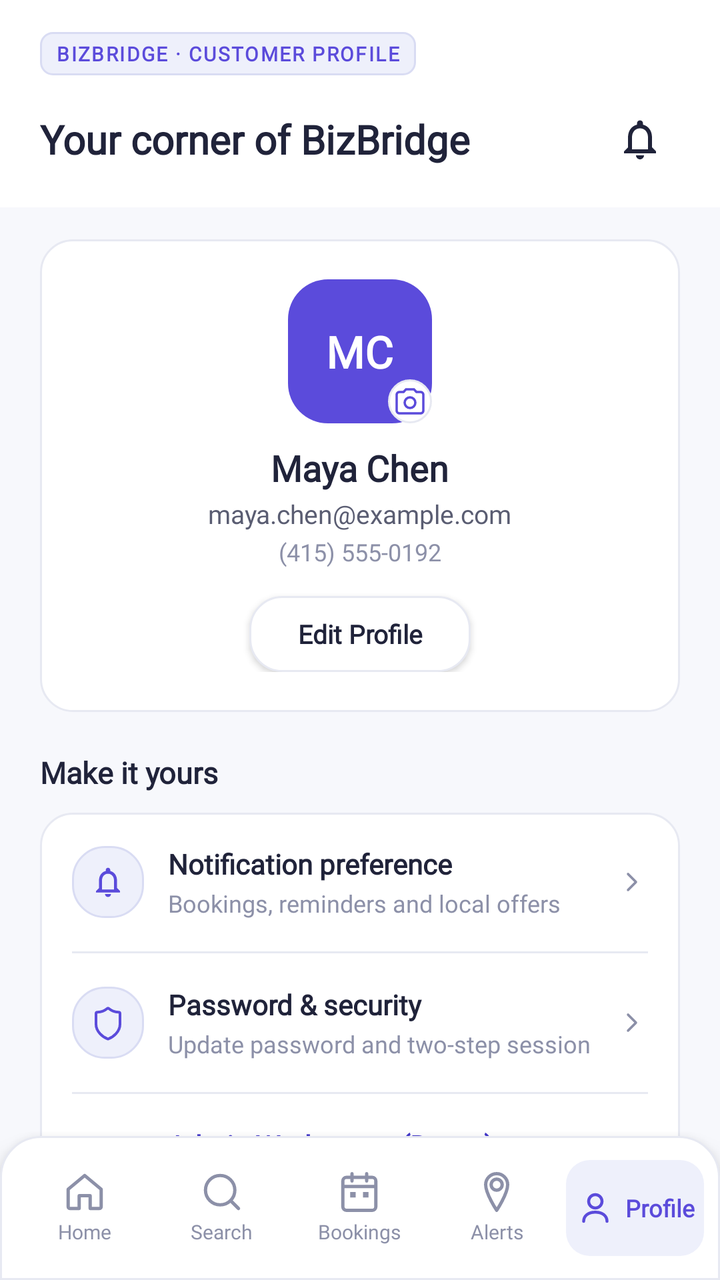
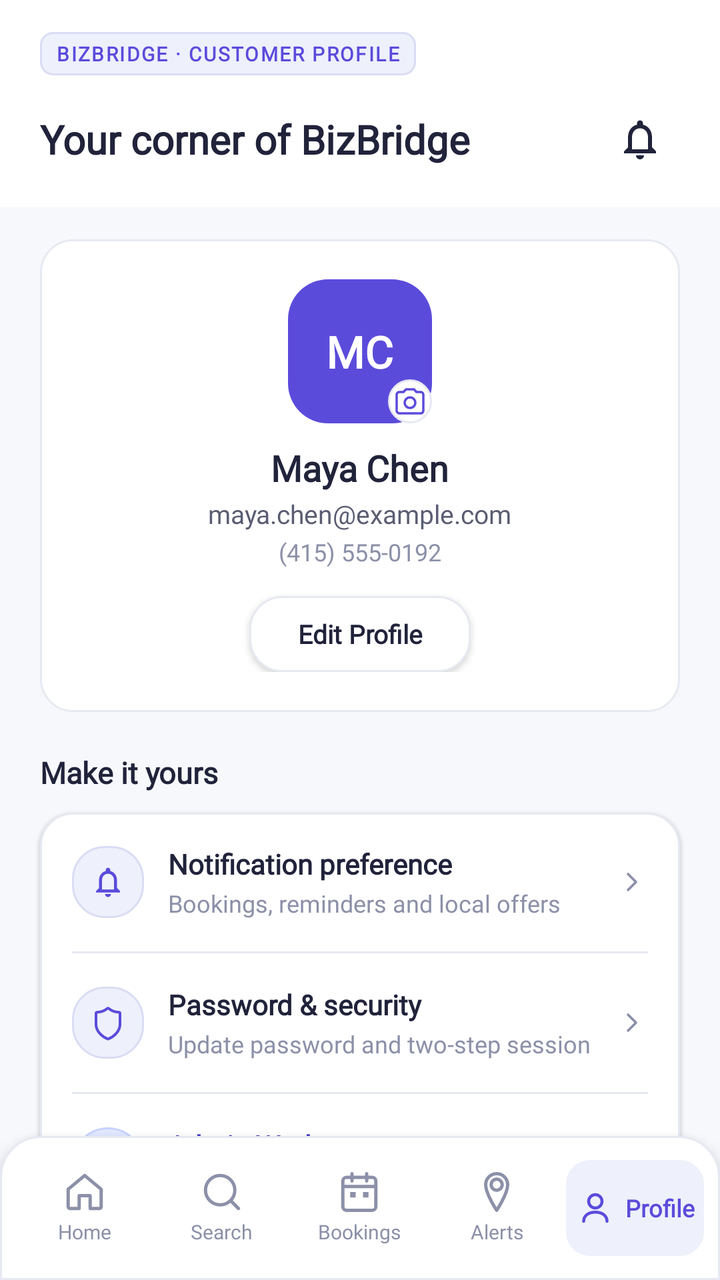

An Android layout rendered at two revisions. The XML below is the earlier revision; the diff shows what the commit changed to produce the second picture.
<!-- AndroidManifest.xml: application theme Theme.BizBridgeApp -->
<!-- res/layout/fragment_customer_profile.xml -->
<?xml version="1.0" encoding="utf-8"?>
<androidx.coordinatorlayout.widget.CoordinatorLayout
    xmlns:android="http://schemas.android.com/apk/res/android"
    xmlns:app="http://schemas.android.com/apk/res-auto"
    android:layout_width="match_parent"
    android:layout_height="match_parent"
    android:background="@color/background">

    
    <androidx.core.widget.NestedScrollView
        android:layout_width="match_parent"
        android:layout_height="match_parent"
        android:clipToPadding="false"
        android:overScrollMode="never"
        android:paddingBottom="96dp">

        <LinearLayout
            android:layout_width="match_parent"
            android:layout_height="wrap_content"
            android:orientation="vertical">

        
        <ProgressBar
            android:id="@+id/profile_progress"
            style="@android:style/Widget.DeviceDefault.Light.ProgressBar.Large"
            android:layout_width="wrap_content"
            android:layout_height="wrap_content"
            android:layout_gravity="center"
            android:visibility="gone" />

            
            <LinearLayout
                android:layout_width="match_parent"
                android:layout_height="wrap_content"
                android:background="@color/surface_white"
                android:orientation="vertical"
                android:paddingStart="20dp"
                android:paddingEnd="20dp"
                android:paddingTop="16dp"
                android:paddingBottom="14dp">

                <TextView
                    android:layout_width="wrap_content"
                    android:layout_height="wrap_content"
                    android:background="@drawable/bg_subheader_tag"
                    android:paddingStart="8dp"
                    android:paddingEnd="8dp"
                    android:paddingTop="4dp"
                    android:paddingBottom="4dp"
                    android:text="BIZBRIDGE · CUSTOMER PROFILE"
                    android:textAppearance="@style/TextAppearance.BizBridge.SubheaderTag"
                    android:textSize="10sp" />

                <RelativeLayout
                    android:layout_width="match_parent"
                    android:layout_height="wrap_content"
                    android:layout_marginTop="12dp">

                    <TextView
                        android:layout_width="wrap_content"
                        android:layout_height="wrap_content"
                        android:layout_alignParentStart="true"
                        android:layout_centerVertical="true"
                        android:fontFamily="@font/inter_variable"
                        android:text="Your corner of BizBridge"
                        android:textColor="@color/text_primary"
                        android:textSize="20sp"
                        android:textStyle="bold" />

                    <ImageView
                        android:id="@+id/btn_bell"
                        android:layout_width="40dp"
                        android:layout_height="40dp"
                        android:layout_alignParentEnd="true"
                        android:layout_centerVertical="true"
                        android:background="?attr/selectableItemBackgroundBorderless"
                        android:padding="8dp"
                        android:src="@drawable/ic_bell"
                        app:tint="@color/text_primary" />

                </RelativeLayout>

            </LinearLayout>

            
            <LinearLayout
                android:layout_width="match_parent"
                android:layout_height="wrap_content"
                android:layout_marginStart="20dp"
                android:layout_marginEnd="20dp"
                android:layout_marginTop="16dp"
                android:background="@drawable/bg_card_white"
                android:elevation="1dp"
                android:gravity="center_horizontal"
                android:orientation="vertical"
                android:padding="20dp">

                
                <FrameLayout
                    android:id="@+id/btn_edit_avatar"
                    android:layout_width="72dp"
                    android:layout_height="72dp"
                    android:background="@drawable/bg_score_badge"
                    android:clickable="true"
                    android:focusable="true">

                    <ImageView
                        android:id="@+id/iv_profile_photo"
                        android:layout_width="match_parent"
                        android:layout_height="match_parent"
                        android:scaleType="centerCrop"
                        android:visibility="gone" />

                    <TextView
                        android:id="@+id/tv_avatar_initials"
                        android:layout_width="wrap_content"
                        android:layout_height="wrap_content"
                        android:layout_gravity="center"
                        android:fontFamily="@font/inter_variable"
                        android:text="MC"
                        android:textColor="@color/white"
                        android:textSize="22sp"
                        android:textStyle="bold" />

                    <ImageView
                        android:layout_width="22dp"
                        android:layout_height="22dp"
                        android:layout_gravity="bottom|end"
                        android:background="@drawable/bg_circle_white"
                        android:padding="3dp"
                        android:src="@drawable/ic_camera"
                        app:tint="@color/primary" />
                </FrameLayout>

                <TextView
                    android:layout_width="wrap_content"
                    android:layout_height="wrap_content"
                    android:layout_marginTop="10dp"
                    android:fontFamily="@font/inter_variable"
                    android:id="@+id/tv_profile_name"
                    android:text="Maya Chen"
                    android:textColor="@color/text_primary"
                    android:textSize="18sp"
                    android:textStyle="bold" />

                <TextView
                    android:layout_width="wrap_content"
                    android:layout_height="wrap_content"
                    android:layout_marginTop="2dp"
                    android:fontFamily="@font/inter_variable"
                    android:id="@+id/tv_profile_email"
                    android:text="maya.chen@example.com"
                    android:textColor="@color/text_secondary"
                    android:textSize="13sp" />

                <TextView
                    android:layout_width="wrap_content"
                    android:layout_height="wrap_content"
                    android:layout_marginTop="2dp"
                    android:fontFamily="@font/inter_variable"
                    android:id="@+id/tv_profile_phone"
                    android:text="(415) 555-0192"
                    android:textColor="@color/text_muted"
                    android:textSize="12sp" />

                
                <androidx.appcompat.widget.AppCompatButton
                    android:id="@+id/btn_edit_profile"
                    android:layout_width="wrap_content"
                    android:layout_height="38dp"
                    android:layout_marginTop="14dp"
                    android:background="@drawable/bg_chip_default"
                    android:fontFamily="@font/inter_variable"
                    android:paddingStart="24dp"
                    android:paddingEnd="24dp"
                    android:text="Edit Profile"
                    android:textAllCaps="false"
                    android:textColor="@color/text_primary"
                    android:textSize="13sp"
                    android:textStyle="bold" />

            </LinearLayout>

            
            <TextView
                android:layout_width="match_parent"
                android:layout_height="wrap_content"
                android:layout_marginStart="20dp"
                android:layout_marginEnd="20dp"
                android:layout_marginTop="20dp"
                android:fontFamily="@font/inter_variable"
                android:text="Make it yours"
                android:textColor="@color/text_primary"
                android:textSize="15sp"
                android:textStyle="bold" />

            
            <LinearLayout
                android:layout_width="match_parent"
                android:layout_height="wrap_content"
                android:layout_marginStart="20dp"
                android:layout_marginEnd="20dp"
                android:layout_marginTop="10dp"
                android:background="@drawable/bg_card_white"
                android:elevation="1dp"
                android:orientation="vertical">

                
                <LinearLayout
                    android:id="@+id/row_notifications_pref"
                    android:layout_width="match_parent"
                    android:layout_height="wrap_content"
                    android:clickable="true"
                    android:focusable="true"
                    android:gravity="center_vertical"
                    android:orientation="horizontal"
                    android:padding="16dp">

                    <FrameLayout
                        android:layout_width="36dp"
                        android:layout_height="36dp"
                        android:background="@drawable/bg_card_lavender">

                        <ImageView
                            android:layout_width="18dp"
                            android:layout_height="18dp"
                            android:layout_gravity="center"
                            android:src="@drawable/ic_bell"
                            app:tint="@color/primary" />
                    </FrameLayout>

                    <LinearLayout
                        android:layout_width="0dp"
                        android:layout_height="wrap_content"
                        android:layout_marginStart="12dp"
                        android:layout_weight="1"
                        android:orientation="vertical">

                        <TextView
                            android:layout_width="wrap_content"
                            android:layout_height="wrap_content"
                            android:fontFamily="@font/inter_variable"
                            android:text="Notification preference"
                            android:textColor="@color/text_primary"
                            android:textSize="14sp"
                            android:textStyle="bold" />

                        <TextView
                            android:layout_width="wrap_content"
                            android:layout_height="wrap_content"
                            android:layout_marginTop="2dp"
                            android:fontFamily="@font/inter_variable"
                            android:text="Bookings, reminders and local offers"
                            android:textColor="@color/text_muted"
                            android:textSize="12sp" />
                    </LinearLayout>

                    <ImageView
                        android:layout_width="16dp"
                        android:layout_height="16dp"
                        android:src="@drawable/ic_chevron_right"
                        app:tint="@color/text_muted" />
                </LinearLayout>

                <View
                    android:layout_width="match_parent"
                    android:layout_height="1dp"
                    android:layout_marginStart="16dp"
                    android:layout_marginEnd="16dp"
                    android:background="@color/border_subtle" />

                
                <LinearLayout
                    android:id="@+id/row_password_security"
                    android:layout_width="match_parent"
                    android:layout_height="wrap_content"
                    android:clickable="true"
                    android:focusable="true"
                    android:gravity="center_vertical"
                    android:orientation="horizontal"
                    android:padding="16dp">

                    <FrameLayout
                        android:layout_width="36dp"
                        android:layout_height="36dp"
                        android:background="@drawable/bg_card_lavender">

                        <ImageView
                            android:layout_width="18dp"
                            android:layout_height="18dp"
                            android:layout_gravity="center"
                            android:src="@drawable/ic_lock"
                            app:tint="@color/primary" />
                    </FrameLayout>

                    <LinearLayout
                        android:layout_width="0dp"
                        android:layout_height="wrap_content"
                        android:layout_marginStart="12dp"
                        android:layout_weight="1"
                        android:orientation="vertical">

                        <TextView
                            android:layout_width="wrap_content"
                            android:layout_height="wrap_content"
                            android:fontFamily="@font/inter_variable"
                            android:text="Password &amp; security"
                            android:textColor="@color/text_primary"
                            android:textSize="14sp"
                            android:textStyle="bold" />

                        <TextView
                            android:layout_width="wrap_content"
                            android:layout_height="wrap_content"
                            android:layout_marginTop="2dp"
                            android:fontFamily="@font/inter_variable"
                            android:text="Update password and two-step session"
                            android:textColor="@color/text_muted"
                            android:textSize="12sp" />
                    </LinearLayout>

                    <ImageView
                        android:layout_width="16dp"
                        android:layout_height="16dp"
                        android:src="@drawable/ic_chevron_right"
                        app:tint="@color/text_muted" />
                </LinearLayout>

                <View
                    android:layout_width="match_parent"
                    android:layout_height="1dp"
                    android:layout_marginStart="16dp"
                    android:layout_marginEnd="16dp"
                    android:background="@color/border_subtle" />

                
                <LinearLayout
                    android:id="@+id/row_admin_workspace"
                    android:layout_width="match_parent"
                    android:layout_height="wrap_content"
                    android:background="?attr/selectableItemBackground"
                    android:clickable="true"
                    android:focusable="true"
                    android:gravity="center_vertical"
                    android:orientation="horizontal"
                    android:padding="16dp">

                    <FrameLayout
                        android:layout_width="36dp"
                        android:layout_height="36dp"
                        android:background="@drawable/bg_admin_demo_pill">

                        <ImageView
                            android:layout_width="18dp"
                            android:layout_height="18dp"
                            android:layout_gravity="center"
                            android:src="@drawable/ic_shield_check"
                            app:tint="@color/admin_primary" />
                    </FrameLayout>

                    <LinearLayout
                        android:layout_width="0dp"
                        android:layout_height="wrap_content"
                        android:layout_marginStart="12dp"
                        android:layout_weight="1"
                        android:orientation="vertical">

                        <TextView
                            android:layout_width="wrap_content"
                            android:layout_height="wrap_content"
                            android:fontFamily="@font/inter_variable"
                            android:text="Admin Workspace (Demo)"
                            android:textColor="@color/admin_primary"
                            android:textSize="14sp"
                            android:textStyle="bold" />

                        <TextView
                            android:layout_width="wrap_content"
                            android:layout_height="wrap_content"
                            android:layout_marginTop="2dp"
                            android:fontFamily="@font/inter_variable"
                            android:text="Switch to Alex Morgan administration portal"
                            android:textColor="@color/text_muted"
                            android:textSize="12sp" />
                    </LinearLayout>

                    <ImageView
                        android:layout_width="16dp"
                        android:layout_height="16dp"
                        android:src="@drawable/ic_chevron_right"
                        app:tint="@color/admin_primary" />
                </LinearLayout>

                <View
                    android:layout_width="match_parent"
                    android:layout_height="1dp"
                    android:layout_marginStart="16dp"
                    android:layout_marginEnd="16dp"
                    android:background="@color/border_subtle" />

                
                <LinearLayout
                    android:id="@+id/row_privacy_policy"
                    android:layout_width="match_parent"
                    android:layout_height="wrap_content"
                    android:clickable="true"
                    android:focusable="true"
                    android:gravity="center_vertical"
                    android:orientation="horizontal"
                    android:padding="16dp">

                    <FrameLayout
                        android:layout_width="36dp"
                        android:layout_height="36dp"
                        android:background="@drawable/bg_card_lavender">

                        <ImageView
                            android:layout_width="18dp"
                            android:layout_height="18dp"
                            android:layout_gravity="center"
                            android:src="@drawable/ic_shield"
                            app:tint="@color/primary" />
                    </FrameLayout>

                    <TextView
                        android:layout_width="0dp"
                        android:layout_height="wrap_content"
                        android:layout_marginStart="12dp"
                        android:layout_weight="1"
                        android:fontFamily="@font/inter_variable"
                        android:text="Privacy Policy"
                        android:textColor="@color/text_primary"
                        android:textSize="14sp"
                        android:textStyle="bold" />

                    <ImageView
                        android:layout_width="16dp"
                        android:layout_height="16dp"
                        android:src="@drawable/ic_chevron_right"
                        app:tint="@color/text_muted" />
                </LinearLayout>

                <View
                    android:layout_width="match_parent"
                    android:layout_height="1dp"
                    android:layout_marginStart="16dp"
                    android:layout_marginEnd="16dp"
                    android:background="@color/border_subtle" />

                
                <LinearLayout
                    android:id="@+id/row_terms_service"
                    android:layout_width="match_parent"
                    android:layout_height="wrap_content"
                    android:clickable="true"
                    android:focusable="true"
                    android:gravity="center_vertical"
                    android:orientation="horizontal"
                    android:padding="16dp">

                    <FrameLayout
                        android:layout_width="36dp"
                        android:layout_height="36dp"
                        android:background="@drawable/bg_card_lavender">

                        <ImageView
                            android:layout_width="18dp"
                            android:layout_height="18dp"
                            android:layout_gravity="center"
                            android:src="@drawable/ic_settings"
                            app:tint="@color/primary" />
                    </FrameLayout>

                    <TextView
                        android:layout_width="0dp"
                        android:layout_height="wrap_content"
                        android:layout_marginStart="12dp"
                        android:layout_weight="1"
                        android:fontFamily="@font/inter_variable"
                        android:text="Terms of Service"
                        android:textColor="@color/text_primary"
                        android:textSize="14sp"
                        android:textStyle="bold" />

                    <ImageView
                        android:layout_width="16dp"
                        android:layout_height="16dp"
                        android:src="@drawable/ic_chevron_right"
                        app:tint="@color/text_muted" />
                </LinearLayout>

                <View
                    android:layout_width="match_parent"
                    android:layout_height="1dp"
                    android:layout_marginStart="16dp"
                    android:layout_marginEnd="16dp"
                    android:background="@color/border_subtle" />

                
                <LinearLayout
                    android:id="@+id/row_help_support"
                    android:layout_width="match_parent"
                    android:layout_height="wrap_content"
                    android:clickable="true"
                    android:focusable="true"
                    android:gravity="center_vertical"
                    android:orientation="horizontal"
                    android:padding="16dp">

                    <FrameLayout
                        android:layout_width="36dp"
                        android:layout_height="36dp"
                        android:background="@drawable/bg_card_lavender">

                        <ImageView
                            android:layout_width="18dp"
                            android:layout_height="18dp"
                            android:layout_gravity="center"
                            android:src="@drawable/ic_info_circle"
                            app:tint="@color/primary" />
                    </FrameLayout>

                    <LinearLayout
                        android:layout_width="0dp"
                        android:layout_height="wrap_content"
                        android:layout_marginStart="12dp"
                        android:layout_weight="1"
                        android:orientation="vertical">

                        <TextView
                            android:layout_width="wrap_content"
                            android:layout_height="wrap_content"
                            android:fontFamily="@font/inter_variable"
                            android:text="Help &amp; support"
                            android:textColor="@color/text_primary"
                            android:textSize="14sp"
                            android:textStyle="bold" />

                        <TextView
                            android:layout_width="wrap_content"
                            android:layout_height="wrap_content"
                            android:layout_marginTop="2dp"
                            android:fontFamily="@font/inter_variable"
                            android:text="We're here for your local connections."
                            android:textColor="@color/text_muted"
                            android:textSize="12sp" />
                    </LinearLayout>

                    <ImageView
                        android:layout_width="16dp"
                        android:layout_height="16dp"
                        android:src="@drawable/ic_chevron_right"
                        app:tint="@color/text_muted" />
                </LinearLayout>

            </LinearLayout>

            
            <TextView
                android:id="@+id/btn_logout"
                android:layout_width="wrap_content"
                android:layout_height="wrap_content"
                android:layout_gravity="center_horizontal"
                android:layout_marginTop="24dp"
                android:layout_marginBottom="24dp"
                android:background="?attr/selectableItemBackground"
                android:fontFamily="@font/inter_variable"
                android:padding="8dp"
                android:text="Log Out"
                android:textColor="@color/error_text"
                android:textSize="14sp"
                android:textStyle="bold" />

        </LinearLayout>
    </androidx.core.widget.NestedScrollView>

    
    <LinearLayout
        android:id="@+id/bottom_nav"
        android:layout_width="match_parent"
        android:layout_height="72dp"
        android:layout_gravity="bottom"
        android:background="@drawable/bg_bottom_nav"
        android:elevation="8dp"
        android:gravity="center_vertical"
        android:orientation="horizontal"
        android:paddingStart="8dp"
        android:paddingEnd="8dp">

        <LinearLayout android:id="@+id/nav_home" android:layout_width="0dp" android:layout_height="48dp" android:layout_weight="1" android:clickable="true" android:focusable="true" android:gravity="center" android:orientation="vertical">
            <ImageView android:layout_width="22dp" android:layout_height="22dp" android:src="@drawable/ic_nav_home" app:tint="@color/text_muted" />
            <TextView android:layout_width="wrap_content" android:layout_height="wrap_content" android:layout_marginTop="2dp" android:fontFamily="@font/inter_variable" android:text="Home" android:textColor="@color/text_muted" android:textSize="10sp" />
        </LinearLayout>

        <LinearLayout android:id="@+id/nav_search" android:layout_width="0dp" android:layout_height="48dp" android:layout_weight="1" android:clickable="true" android:focusable="true" android:gravity="center" android:orientation="vertical">
            <ImageView android:layout_width="22dp" android:layout_height="22dp" android:src="@drawable/ic_nav_search" app:tint="@color/text_muted" />
            <TextView android:layout_width="wrap_content" android:layout_height="wrap_content" android:layout_marginTop="2dp" android:fontFamily="@font/inter_variable" android:text="Search" android:textColor="@color/text_muted" android:textSize="10sp" />
        </LinearLayout>

        <LinearLayout android:id="@+id/nav_bookings" android:layout_width="0dp" android:layout_height="48dp" android:layout_weight="1" android:clickable="true" android:focusable="true" android:gravity="center" android:orientation="vertical">
            <ImageView android:layout_width="22dp" android:layout_height="22dp" android:src="@drawable/ic_nav_bookings" app:tint="@color/text_muted" />
            <TextView android:layout_width="wrap_content" android:layout_height="wrap_content" android:layout_marginTop="2dp" android:fontFamily="@font/inter_variable" android:text="Bookings" android:textColor="@color/text_muted" android:textSize="10sp" />
        </LinearLayout>

        <LinearLayout android:id="@+id/nav_notifications" android:layout_width="0dp" android:layout_height="48dp" android:layout_weight="1" android:clickable="true" android:focusable="true" android:gravity="center" android:orientation="vertical">
            <ImageView android:layout_width="22dp" android:layout_height="22dp" android:src="@drawable/ic_nav_notifications" app:tint="@color/text_muted" />
            <TextView android:layout_width="wrap_content" android:layout_height="wrap_content" android:layout_marginTop="2dp" android:fontFamily="@font/inter_variable" android:text="Alerts" android:textColor="@color/text_muted" android:textSize="10sp" />
        </LinearLayout>

        <LinearLayout android:id="@+id/nav_profile" android:layout_width="0dp" android:layout_height="48dp" android:layout_weight="1" android:background="@drawable/bg_nav_item_active" android:gravity="center" android:orientation="horizontal">
            <ImageView android:layout_width="20dp" android:layout_height="20dp" android:src="@drawable/ic_person" app:tint="@color/primary" />
            <TextView android:layout_width="wrap_content" android:layout_height="wrap_content" android:layout_marginStart="5dp" android:fontFamily="@font/inter_variable" android:text="Profile" android:textColor="@color/primary" android:textSize="12sp" android:textStyle="bold" />
        </LinearLayout>

    </LinearLayout>

</androidx.coordinatorlayout.widget.CoordinatorLayout>
<!-- resources referenced by this layout -->
<resources>
  <color name="admin_primary">#4338CA</color>
  <color name="background">#F7F8FC</color>
  <color name="border_subtle">#E7E9F2</color>
  <color name="error_text">#DC2626</color>
  <color name="primary">#5B4BDB</color>
  <color name="surface_white">#FFFFFF</color>
  <color name="text_muted">#8C90A8</color>
  <color name="text_primary">#20233A</color>
  <color name="text_secondary">#5A5D72</color>
  <color name="white">#FFFFFFFF</color>
  <!-- drawable bg_card_lavender (drawable) -->
  <?xml version="1.0" encoding="utf-8"?>
  <shape xmlns:android="http://schemas.android.com/apk/res/android"
      android:shape="rectangle">
      <solid android:color="@color/primary_light" />
      <stroke
          android:width="@dimen/stroke_subtle"
          android:color="@color/primary_light_border" />
      <corners android:radius="@dimen/radius_card" />
  </shape>
  <!-- drawable bg_card_white (drawable) -->
  <?xml version="1.0" encoding="utf-8"?>
  <shape xmlns:android="http://schemas.android.com/apk/res/android"
      android:shape="rectangle">
      <solid android:color="@color/surface_white" />
      <stroke
          android:width="@dimen/stroke_subtle"
          android:color="@color/border_subtle" />
      <corners android:radius="@dimen/radius_card" />
  </shape>
  <!-- drawable bg_chip_default (drawable) -->
  <?xml version="1.0" encoding="utf-8"?>
  <shape xmlns:android="http://schemas.android.com/apk/res/android"
      android:shape="rectangle">
      <solid android:color="@color/surface_white" />
      <stroke
          android:width="@dimen/stroke_subtle"
          android:color="@color/border_subtle" />
      <corners android:radius="@dimen/radius_chip" />
  </shape>
  <!-- drawable bg_circle_white (drawable) -->
  <?xml version="1.0" encoding="utf-8"?>
  <shape xmlns:android="http://schemas.android.com/apk/res/android"
      android:shape="oval">
      <solid android:color="@color/surface_white" />
      <stroke
          android:width="1dp"
          android:color="@color/border_subtle" />
  </shape>
  <!-- drawable bg_nav_item_active (drawable) -->
  <?xml version="1.0" encoding="utf-8"?>
  <shape xmlns:android="http://schemas.android.com/apk/res/android"
      android:shape="rectangle">
      <solid android:color="@color/primary_light" />
      <corners android:radius="12dp" />
  </shape>
  <!-- drawable bg_score_badge (drawable) -->
  <?xml version="1.0" encoding="utf-8"?>
  <shape xmlns:android="http://schemas.android.com/apk/res/android"
      android:shape="rectangle">
      <solid android:color="@color/primary" />
      <corners android:radius="20dp" />
  </shape>
  <!-- drawable bg_subheader_tag (drawable) -->
  <?xml version="1.0" encoding="utf-8"?>
  <shape xmlns:android="http://schemas.android.com/apk/res/android"
      android:shape="rectangle">
      <solid android:color="@color/primary_light" />
      <stroke
          android:width="1dp"
          android:color="@color/primary_light_border" />
      <corners android:radius="6dp" />
  </shape>
  <style name="TextAppearance.BizBridge.SubheaderTag" parent="android:TextAppearance">
          <item name="android:textSize">11sp</item>
          <item name="android:textStyle">bold</item>
          <item name="android:textColor">@color/primary</item>
          <item name="android:letterSpacing">0.08</item>
          <item name="fontFamily">@font/inter_variable</item>
      </style>
  <style name="Theme.BizBridgeApp" parent="Base.Theme.BizBridgeApp" />
  <color name="admin_badge_demo_bg">#E0E7FF</color>
  <color name="admin_primary_border">#C7D2FE</color>
  <color name="primary_light">#EEF0FB</color>
  <dimen name="stroke_subtle">1dp</dimen>
  <color name="primary_light_border">#D9DCF3</color>
  <dimen name="radius_card">16dp</dimen>
  <dimen name="radius_chip">16dp</dimen>
  <color name="secondary">#20B8A6</color>
  <!-- unchanged entries left out for length: 16 -->
</resources>

<!-- the commit's change to res/layout/fragment_customer_profile.xml (unified diff, before → after) -->
@@ -369,7 +369,7 @@
                             android:layout_width="wrap_content"
                             android:layout_height="wrap_content"
                             android:fontFamily="@font/inter_variable"
-                            android:text="Admin Workspace (Demo)"
+                            android:text="Admin Workspace"
                             android:textColor="@color/admin_primary"
                             android:textSize="14sp"
                             android:textStyle="bold" />
@@ -379,7 +379,7 @@
                             android:layout_height="wrap_content"
                             android:layout_marginTop="2dp"
                             android:fontFamily="@font/inter_variable"
-                            android:text="Switch to Alex Morgan administration portal"
+                            android:text="Switch to platform administration portal"
                             android:textColor="@color/text_muted"
                             android:textSize="12sp" />
                     </LinearLayout>
